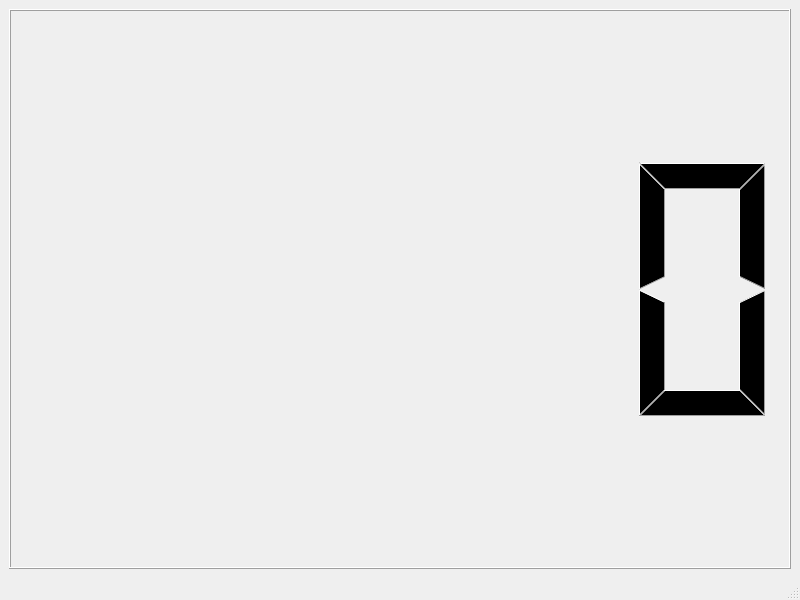
Old version of the form view/layout/main_window.ui in the repository davidjagoe/modbus_test.
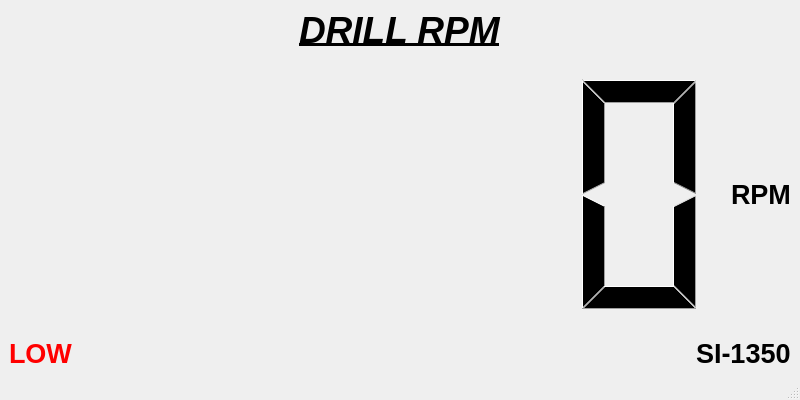
New version of the form.

Patch:
```diff
--- a/view/layout/main_window.ui
+++ b/view/layout/main_window.ui
@@ -7,16 +7,171 @@
     <x>0</x>
     <y>0</y>
     <width>800</width>
-    <height>600</height>
+    <height>400</height>
    </rect>
   </property>
   <property name="windowTitle">
    <string>RPM TEST</string>
   </property>
   <widget class="QWidget" name="centralwidget">
-   <layout class="QVBoxLayout" name="verticalLayout">
+   <layout class="QVBoxLayout" name="verticalLayout_2">
     <item>
-     <widget class="QLCDNumber" name="rpmDisplay"/>
+     <layout class="QHBoxLayout" name="horizontalLayout">
+      <item>
+       <spacer name="horizontalSpacer">
+        <property name="orientation">
+         <enum>Qt::Horizontal</enum>
+        </property>
+        <property name="sizeHint" stdset="0">
+         <size>
+          <width>40</width>
+          <height>20</height>
+         </size>
+        </property>
+       </spacer>
+      </item>
+      <item>
+       <widget class="QLabel" name="label_2">
+        <property name="font">
+         <font>
+          <pointsize>28</pointsize>
+          <weight>75</weight>
+          <italic>true</italic>
+          <bold>true</bold>
+          <underline>true</underline>
+         </font>
+        </property>
+        <property name="text">
+         <string>DRILL RPM</string>
+        </property>
+       </widget>
+      </item>
+      <item>
+       <spacer name="horizontalSpacer_3">
+        <property name="orientation">
+         <enum>Qt::Horizontal</enum>
+        </property>
+        <property name="sizeHint" stdset="0">
+         <size>
+          <width>40</width>
+          <height>20</height>
+         </size>
+        </property>
+       </spacer>
+      </item>
+     </layout>
+    </item>
+    <item>
+     <layout class="QHBoxLayout" name="horizontalLayout_2">
+      <item>
+       <widget class="QLCDNumber" name="rpmDisplay">
+        <property name="sizePolicy">
+         <sizepolicy hsizetype="Expanding" vsizetype="Minimum">
+          <horstretch>0</horstretch>
+          <verstretch>0</verstretch>
+         </sizepolicy>
+        </property>
+        <property name="frameShape">
+         <enum>QFrame::NoFrame</enum>
+        </property>
+       </widget>
+      </item>
+      <item>
+       <layout class="QVBoxLayout" name="verticalLayout">
+        <item>
+         <spacer name="verticalSpacer_2">
+          <property name="orientation">
+           <enum>Qt::Vertical</enum>
+          </property>
+          <property name="sizeHint" stdset="0">
+           <size>
+            <width>20</width>
+            <height>40</height>
+           </size>
+          </property>
+         </spacer>
+        </item>
+        <item>
+         <widget class="QLabel" name="label_3">
+          <property name="font">
+           <font>
+            <pointsize>20</pointsize>
+            <weight>75</weight>
+            <italic>false</italic>
+            <bold>true</bold>
+           </font>
+          </property>
+          <property name="text">
+           <string>RPM</string>
+          </property>
+         </widget>
+        </item>
+        <item>
+         <spacer name="verticalSpacer">
+          <property name="orientation">
+           <enum>Qt::Vertical</enum>
+          </property>
+          <property name="sizeHint" stdset="0">
+           <size>
+            <width>20</width>
+            <height>40</height>
+           </size>
+          </property>
+         </spacer>
+        </item>
+       </layout>
+      </item>
+     </layout>
+    </item>
+    <item>
+     <layout class="QHBoxLayout" name="horizontalLayout_3">
+      <item>
+       <widget class="QLabel" name="alarmLabel">
+        <property name="font">
+         <font>
+          <pointsize>20</pointsize>
+          <weight>75</weight>
+          <italic>false</italic>
+          <bold>true</bold>
+         </font>
+        </property>
+        <property name="styleSheet">
+         <string notr="true">color: rgb(255, 0, 0)</string>
+        </property>
+        <property name="text">
+         <string>LOW</string>
+        </property>
+       </widget>
+      </item>
+      <item>
+       <spacer name="horizontalSpacer_2">
+        <property name="orientation">
+         <enum>Qt::Horizontal</enum>
+        </property>
+        <property name="sizeHint" stdset="0">
+         <size>
+          <width>40</width>
+          <height>20</height>
+         </size>
+        </property>
+       </spacer>
+      </item>
+      <item>
+       <widget class="QLabel" name="label">
+        <property name="font">
+         <font>
+          <pointsize>20</pointsize>
+          <weight>75</weight>
+          <italic>false</italic>
+          <bold>true</bold>
+         </font>
+        </property>
+        <property name="text">
+         <string>SI-1350</string>
+        </property>
+       </widget>
+      </item>
+     </layout>
     </item>
    </layout>
   </widget>
```
Left out of the diff: 9 changed lines with no effect on the pictures.
